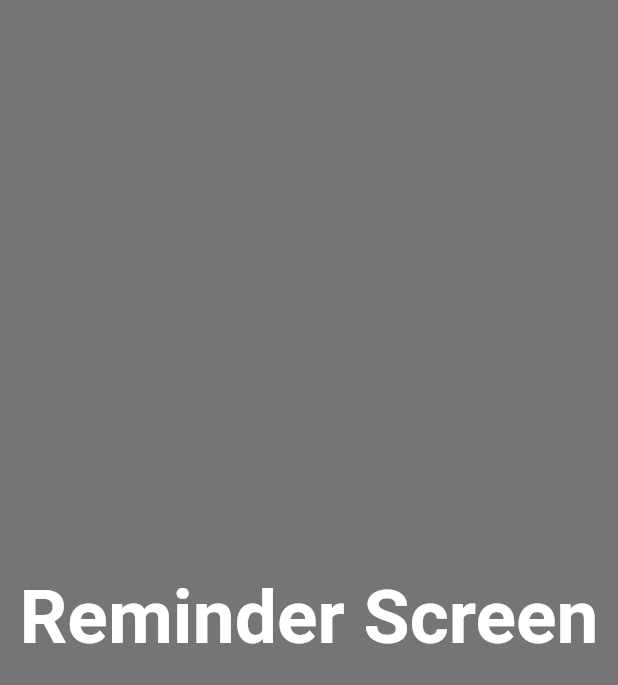
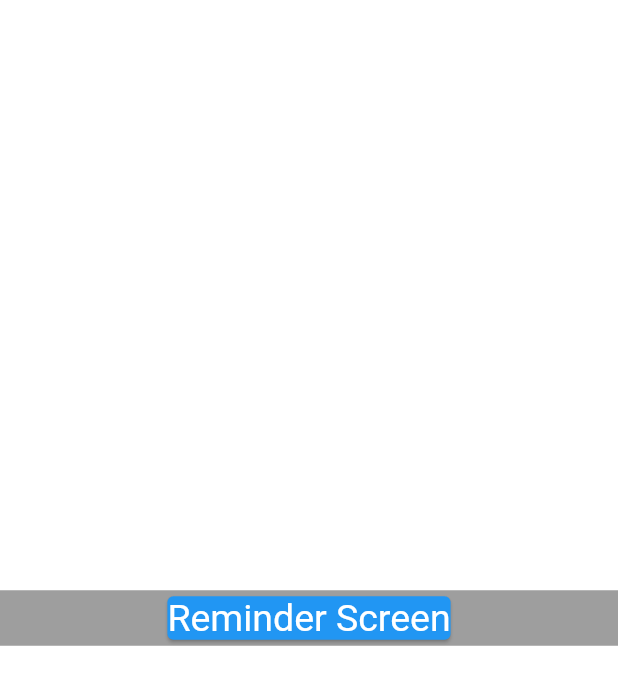
Before and after one commit to MohamedMagdy07/dribbble_task_management, a Flutter app: the ReminderScreen screen opened directly, on a phone screen of 412 x 824 dp. Shown: the top 685 px of the screen. Run offline on Flutter 3.47's test engine with Material 2 defaults, Android fonts, the phone set to English and light mode, and no system bars; network calls fail.

```diff
--- a/lib/modules/layouts/reminder_screen.dart
+++ b/lib/modules/layouts/reminder_screen.dart
@@ -5,14 +5,27 @@ class ReminderScreen extends StatelessWidget {
   @override
   Widget build(BuildContext context) {
     return Scaffold(
-      body: Center(
-        child: Text(
-          'Reminder Screen',
-          style: TextStyle(
-            fontSize: 50,
-            fontWeight: FontWeight.bold,
+      backgroundColor: Colors.white,
+      body: Column(
+        crossAxisAlignment: CrossAxisAlignment.center,
+        mainAxisAlignment: MainAxisAlignment.center,
+        children: [
+          Container(
+            color: Colors.grey,
+            child: Center(
+              child: Card(
+                color: Colors.blue,
+                child: Text(
+                  'Reminder Screen',
+                  style: TextStyle(
+                    color: Colors.white,
+                    fontSize: 25,
+                  ),
+                ),
+              ),
+            ),
           ),
-        ),
+        ],
       ),
     );
   }
```
